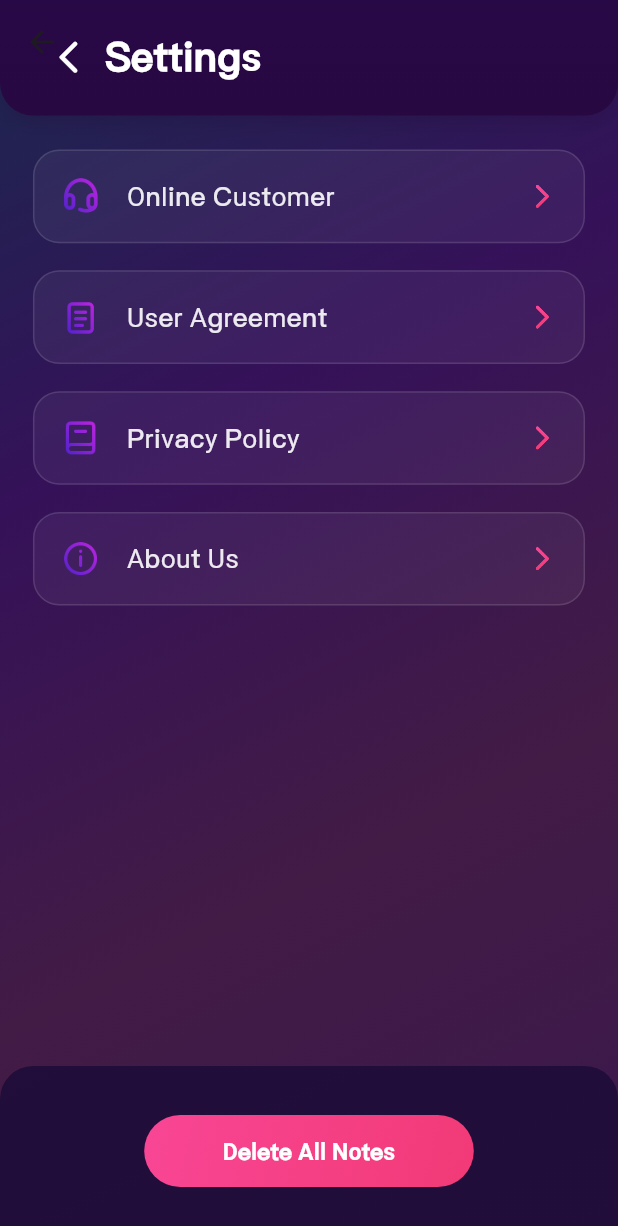
After one commit to YuLiangGoh/note_mock, a Flutter app: the SettingPage screen opened by its route, after a tap on "Delete All Notes", on a phone screen of 412 x 824 dp. The commit adds this screen. Shown: the top 1226 px of the screen. Run offline on Flutter 3.47's test engine with Material 3 defaults, Android fonts, the phone set to English and light mode, and no system bars; our stand-ins replace flutter_hooks, flutter_screenutil, hooks_riverpod, objectbox; missing offline and left inert: panara_dialogs; generated files the repository leaves out were written again; statements that could not run were skipped.

Commit message:
[Add] setting page and remove all note method.

```diff
--- a/lib/app/app_route.dart
+++ b/lib/app/app_route.dart
@@ -2,12 +2,14 @@ import 'package:flutter/material.dart';
 import 'package:note_mock/app/app_global.dart';
 import 'package:note_mock/screen/dashboard/dashboard_page.dart';
 import 'package:note_mock/screen/note/add_note_page.dart';
+import 'package:note_mock/screen/setting/setting_page.dart';
 
 class AppRoute {
   AppRoute._();
 
   static const String dashboard = '/dashboard';
   static const String addNote = '/addNote';
+  static const String setting = '/setting';
 
   static Route<dynamic> onGenerateRoute(RouteSettings settings) {
     MaterialPageRoute<dynamic> materialPageRoute(Widget route) {
@@ -22,6 +24,8 @@ class AppRoute {
         return materialPageRoute(const DashboardPage());
       case addNote:
         return materialPageRoute(const AddNotePage());
+      case setting:
+        return materialPageRoute(const SettingPage());
       default:
         return materialPageRoute(const DashboardPage());
     }
--- /dev/null
+++ b/lib/controller/setting_page_controller.dart
@@ -0,0 +1,39 @@
+import 'package:hooks_riverpod/hooks_riverpod.dart';
+import 'package:note_mock/app/app_global.dart';
+import 'package:note_mock/app/app_route.dart';
+import 'package:note_mock/controller/note_controller.dart';
+import 'package:panara_dialogs/panara_dialogs.dart';
+
+class SettingPageController {
+  SettingPageController._();
+
+  static void deleteAllNotes(WidgetRef ref) {
+    PanaraInfoDialog.show(
+      globalContext,
+      title: "Remove All Notes",
+      message: "Are you sure you want to remove all notes?",
+      buttonText: "Confirm",
+      onTapDismiss: () {
+        AppRoute.popPage();
+
+        objectbox.deleteAllNotes();
+
+        ref.read(noteProvider.notifier).getAllNotes();
+
+        PanaraInfoDialog.show(
+          globalContext,
+          title: "Success",
+          message: "All notes have been removed.",
+          buttonText: "Okay",
+          onTapDismiss: () {
+            AppRoute.popPage();
+          },
+          panaraDialogType: PanaraDialogType.success,
+          barrierDismissible: false,
+        );
+      },
+      panaraDialogType: PanaraDialogType.error,
+      barrierDismissible: false,
+    );
+  }
+}
--- a/lib/gen/assets.gen.dart
+++ b/lib/gen/assets.gen.dart
@@ -12,13 +12,18 @@ import 'package:flutter/widgets.dart';
 class $ResourcesGen {
   const $ResourcesGen();
 
+  /// Directory path: resources/images
   $ResourcesImagesGen get images => const $ResourcesImagesGen();
 }
 
 class $ResourcesImagesGen {
   const $ResourcesImagesGen();
 
+  /// Directory path: resources/images/home
   $ResourcesImagesHomeGen get home => const $ResourcesImagesHomeGen();
+
+  /// Directory path: resources/images/setting
+  $ResourcesImagesSettingGen get setting => const $ResourcesImagesSettingGen();
 }
 
 class $ResourcesImagesHomeGen {
@@ -84,6 +89,30 @@ class $ResourcesImagesHomeGen {
       ];
 }
 
+class $ResourcesImagesSettingGen {
+  const $ResourcesImagesSettingGen();
+
+  /// File path: resources/images/setting/about_us_icon.png
+  AssetGenImage get aboutUsIcon =>
+      const AssetGenImage('resources/images/setting/about_us_icon.png');
+
+  /// File path: resources/images/setting/online_customer_icon.png
+  AssetGenImage get onlineCustomerIcon =>
+      const AssetGenImage('resources/images/setting/online_customer_icon.png');
+
+  /// File path: resources/images/setting/privacy_policy_icon.png
+  AssetGenImage get privacyPolicyIcon =>
+      const AssetGenImage('resources/images/setting/privacy_policy_icon.png');
+
+  /// File path: resources/images/setting/user_agreement_icon.png
+  AssetGenImage get userAgreementIcon =>
+      const AssetGenImage('resources/images/setting/user_agreement_icon.png');
+
+  /// List of all assets
+  List<AssetGenImage> get values =>
+      [aboutUsIcon, onlineCustomerIcon, privacyPolicyIcon, userAgreementIcon];
+}
+
 class Assets {
   Assets._();
 
@@ -91,9 +120,16 @@ class Assets {
 }
 
 class AssetGenImage {
-  const AssetGenImage(this._assetName);
+  const AssetGenImage(
+    this._assetName, {
+    this.size,
+    this.flavors = const {},
+  });
 
   final String _assetName;
+
+  final Size? size;
+  final Set<String> flavors;
 
   Image image({
     Key? key,
--- a/lib/screen/dashboard/component/home_widget.dart
+++ b/lib/screen/dashboard/component/home_widget.dart
@@ -4,6 +4,7 @@ import 'package:flutter_screenutil/flutter_screenutil.dart';
 import 'package:hooks_riverpod/hooks_riverpod.dart';
 import 'package:note_mock/app/app_constant.dart';
 import 'package:note_mock/app/app_global.dart';
+import 'package:note_mock/app/app_route.dart';
 import 'package:note_mock/components/app_bar/app_bar.dart';
 import 'package:note_mock/controller/note_controller.dart';
 import 'package:note_mock/gen/assets.gen.dart';
@@ -30,8 +31,13 @@ class HomeWidget extends HookConsumerWidget {
         title: 'Home',
         isAbleToBack: false,
         actions: [
-          Assets.resources.images.home.settingIcon.image(
-            width: 24.w,
+          GestureDetector(
+            onTap: () {
+              AppRoute.pushPage(AppRoute.setting);
+            },
+            child: Assets.resources.images.home.settingIcon.image(
+              width: 24.w,
+            ),
           )
         ],
       ),
--- /dev/null
+++ b/lib/screen/setting/component/setting_item.dart
@@ -0,0 +1,52 @@
+import 'package:flutter/material.dart';
+import 'package:flutter_screenutil/flutter_screenutil.dart';
+import 'package:note_mock/app/app_constant.dart';
+import 'package:note_mock/app/app_global.dart';
+import 'package:note_mock/gen/assets.gen.dart';
+
+class SettingItem extends StatelessWidget {
+  const SettingItem({
+    super.key,
+    required this.imgSrc,
+    required this.title,
+    this.onTap,
+  });
+
+  final String imgSrc;
+  final String title;
+  final Function()? onTap;
+
+  @override
+  Widget build(BuildContext context) {
+    return Container(
+      padding: EdgeInsets.symmetric(vertical: 15.h, horizontal: 16.w),
+      decoration: BoxDecoration(
+        color: AppColor.white.withOpacity(0.05),
+        borderRadius: BorderRadius.circular(16.r),
+        border: Border.all(
+          color: AppColor.white.withOpacity(0.12),
+          width: 1,
+        ),
+      ),
+      child: Row(
+        children: [
+          Image.asset(
+            imgSrc,
+            width: 24.w,
+          ),
+          gapWidth16,
+          Expanded(
+            child: Text(
+              title,
+              style: textStyleW400(
+                fontSize: 16,
+                color: AppColor.white.withOpacity(0.9),
+              ),
+            ),
+          ),
+          Assets.resources.images.home.forwardArrow.image(width: 18.w),
+        ],
+      ),
+    );
+  }
+}
--- /dev/null
+++ b/lib/screen/setting/setting_page.dart
@@ -0,0 +1,100 @@
+import 'package:flutter/material.dart';
+import 'package:flutter_screenutil/flutter_screenutil.dart';
+import 'package:hooks_riverpod/hooks_riverpod.dart';
+import 'package:note_mock/app/app_constant.dart';
+import 'package:note_mock/app/app_global.dart';
+import 'package:note_mock/components/app_bar/app_bar.dart';
+import 'package:note_mock/components/buttons/primary_button.dart';
+import 'package:note_mock/controller/setting_page_controller.dart';
+import 'package:note_mock/gen/assets.gen.dart';
+import 'package:note_mock/screen/setting/component/setting_item.dart';
+
+class SettingPage extends HookConsumerWidget {
+  const SettingPage({super.key});
+
+  @override
+  Widget build(BuildContext context, WidgetRef ref) {
+    return Scaffold(
+      extendBodyBehindAppBar: true,
+      resizeToAvoidBottomInset: false,
+      extendBody: true,
+      appBar: const AppTitleBar(title: 'Settings'),
+      body: Container(
+        padding:
+            EdgeInsets.only(top: 68.h + MediaQuery.of(context).padding.top),
+        decoration: const BoxDecoration(
+          gradient: LinearGradient(
+            colors: [
+              AppColor.cloudBurst,
+              AppColor.jaggerApprox,
+              AppColor.revolverApprox,
+              AppColor.grapeApprox,
+            ],
+            begin: Alignment.topLeft,
+            end: Alignment.bottomRight,
+          ),
+        ),
+        child: ConstrainedBox(
+          constraints: BoxConstraints(
+            minHeight: 1.sh - 68.h - MediaQuery.of(context).padding.top,
+          ),
+          child: Container(
+              width: 1.0.sw,
+              padding: EdgeInsets.symmetric(horizontal: 20.w),
+              child: Column(
+                children: [
+                  gapHeight20,
+                  SettingItem(
+                    imgSrc:
+                        Assets.resources.images.setting.onlineCustomerIcon.path,
+                    title: 'Online Customer',
+                  ),
+                  gapHeight16,
+                  SettingItem(
+                    imgSrc:
+                        Assets.resources.images.setting.userAgreementIcon.path,
+                    title: 'User Agreement',
+                  ),
+                  gapHeight16,
+                  SettingItem(
+                    imgSrc:
+                        Assets.resources.images.setting.privacyPolicyIcon.path,
+                    title: 'Privacy Policy',
+                  ),
+                  gapHeight16,
+                  SettingItem(
+                    imgSrc: Assets.resources.images.setting.aboutUsIcon.path,
+                    title: 'About Us',
+                  ),
+                ],
+              )),
+        ),
+      ),
+      bottomNavigationBar: bottomNavigationItem(ref),
+    );
+  }
+
+  Widget bottomNavigationItem(WidgetRef ref) {
+    return Container(
+      height: 100.h,
+      decoration: BoxDecoration(
+        gradient: LinearGradient(
+          colors: [
+            AppColor.haiti.withOpacity(0.85),
+            AppColor.haiti1.withOpacity(0.85),
+          ],
+        ),
+        borderRadius: BorderRadius.only(
+          topLeft: Radius.circular(20.r),
+          topRight: Radius.circular(20.r),
+        ),
+      ),
+      child: Center(
+        child: PrimaryButton(
+          title: 'Delete All Notes',
+          onPressed: () => SettingPageController.deleteAllNotes(ref),
+        ),
+      ),
+    );
+  }
+}
--- a/lib/util/object_box_util.dart
+++ b/lib/util/object_box_util.dart
@@ -35,4 +35,8 @@ class ObjectBox {
         .build()
         .find();
   }
+
+  void deleteAllNotes() {
+    _noteBox.removeAll();
+  }
 }
--- a/pubspec.yaml
+++ b/pubspec.yaml
@@ -70,6 +70,7 @@ flutter:
   # To add assets to your application, add an assets section, like this:
   assets:
     - resources/images/home/
+    - resources/images/setting/
   #   - images/a_dot_ham.jpeg
 
   # An image asset can refer to one or more resolution-specific "variants", see
```
Also changed, not shown: resources/images/setting/about_us_icon.png (added), resources/images/setting/online_customer_icon.png (added), resources/images/setting/privacy_policy_icon.png (added), resources/images/setting/user_agreement_icon.png (added).
